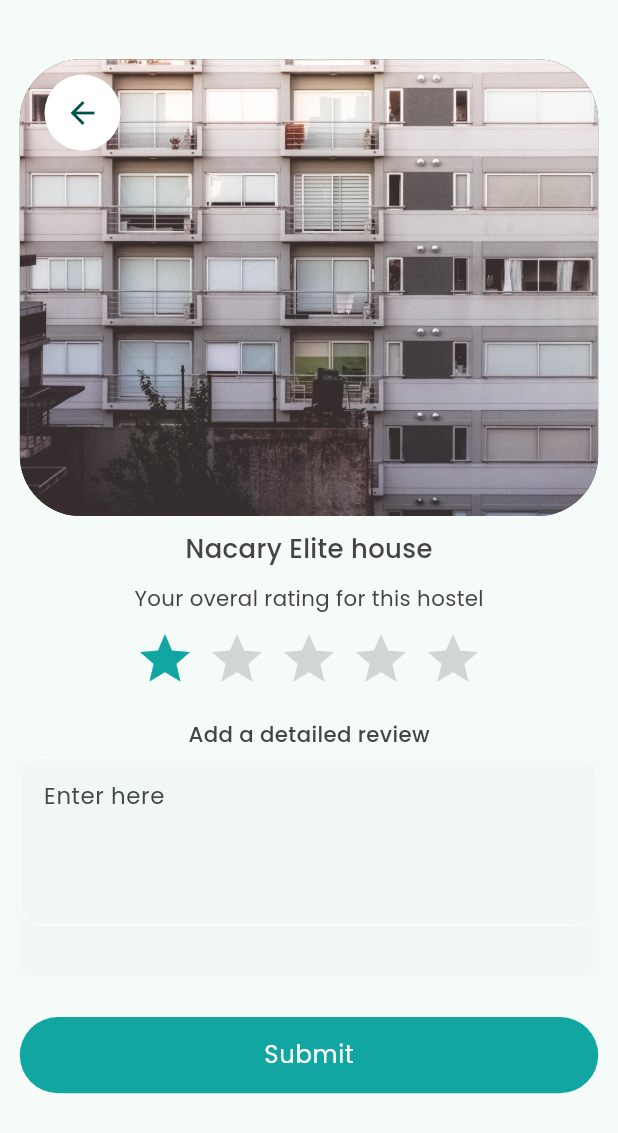
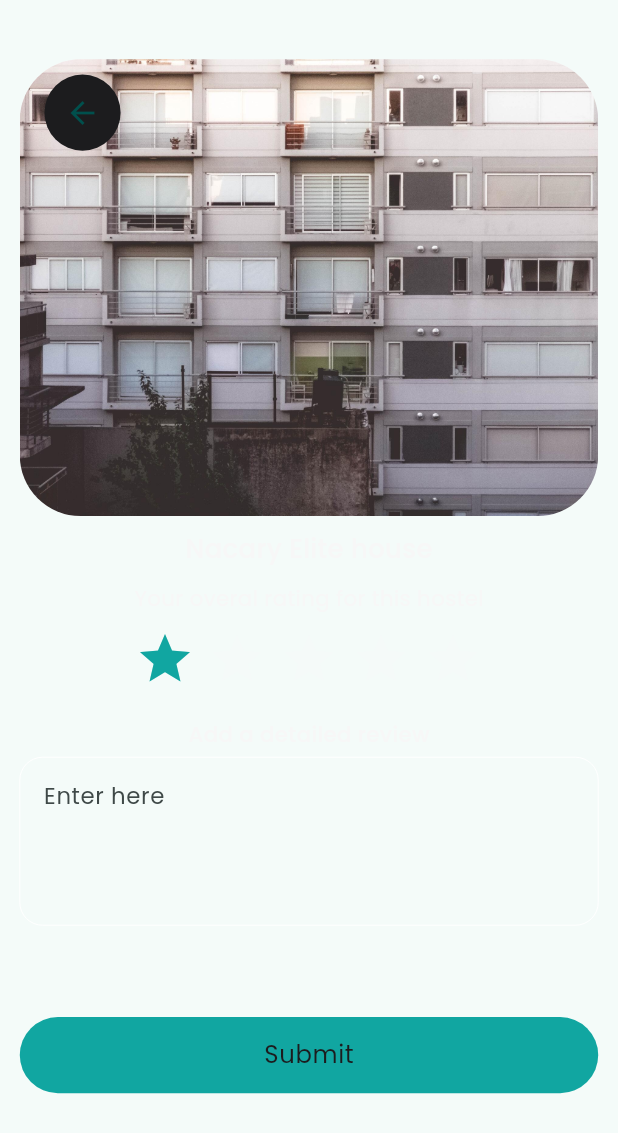
Before and after one commit to Qarani-m/ATC, a Flutter app: the ReviewPage screen opened by its route, on a phone screen of 412 x 824 dp. Shown: the top 1133 px of the screen. Run offline on Flutter 3.47's test engine with Material 2 defaults, Android fonts, the phone set to English and light mode, and no system bars; drawn by our look-alikes of flutter_rating_bar; our stand-ins replace carousel_slider, cloud_firestore, firebase_auth, firebase_core, flutter_screenutil, flutter_svg and 6 more; accounts and stored records are empty; network calls fail.

Commit message:
added some darkmode magic

```diff
--- a/lib/main.dart
+++ b/lib/main.dart
@@ -19,8 +19,8 @@ import 'package:shared_preferences/shared_preferences.dart';
 Future<void> main() async {
   SystemChrome.setSystemUIOverlayStyle(
     const SystemUiOverlayStyle(
-        statusBarColor: AppColors.primaryColor,
-        statusBarIconBrightness: Brightness.dark),
+        statusBarColor: AppColors.whiteColor,
+        statusBarIconBrightness: Brightness.light),
   );
   GoogleFonts.config.allowRuntimeFetching = false;
   WidgetsFlutterBinding.ensureInitialized();
--- a/lib/src/constants/colors.dart
+++ b/lib/src/constants/colors.dart
@@ -1,16 +1,19 @@
 import 'package:flutter/material.dart';
 
 class AppColors{
-  static const  Color primaryColor = Color(0xFFF7F9F8);
-  static const  Color secondaryColor = Color(0xFF464343);
-  static const  Color accentColor = Color(0xFF11A6A1);
-  static const  Color whiteColor = Colors.white;
+  // static const  Color primaryColor = Color(0xFFF7F9F8);
+  // static const  Color secondaryColor = Color(0xFF464343);
+  // static const  Color accentColor = Color(0xFF11A6A1);
+  // static const  Color whiteColor = Colors.white;
 
 
 
 
-  // static const  Color primaryColor =  Color(0xFF1E232C);
-  // static const  Color secondaryColor = Color(0xFFF7F9F8);
-  // static const  Color accentColor = Color(0xFF11A6A1);
-  // static const  Color whiteColor =  Color(0xFF171C22);
+  static const  Color primaryColor =Color(0xFF464343);
+  static const  Color secondaryColor = Color(0xFFf7f7f7);
+  static const  Color accentColor = Color(0xFF11A6A1);
+  static const  Color whiteColor = Color(0xFF1c1c1e);
+
+
+
 }
--- a/lib/src/features/hostel_finder/screen/home_page.dart
+++ b/lib/src/features/hostel_finder/screen/home_page.dart
@@ -20,7 +20,7 @@ class HostelFinderHome extends StatelessWidget {
   @override
   Widget build(BuildContext context) {
     return Scaffold(
-        backgroundColor: AppColors.primaryColor,
+        backgroundColor: AppColors.whiteColor,
         body: FutureBuilder(
             future: hostelFinderController.fetchAllHostelDataFromFirestore(),
             builder: (BuildContext context, AsyncSnapshot snapshot) {
```
Also changed, not shown: lib/src/features/hostel_finder/screen/hostel_details.dart (+29 -14 lines).
